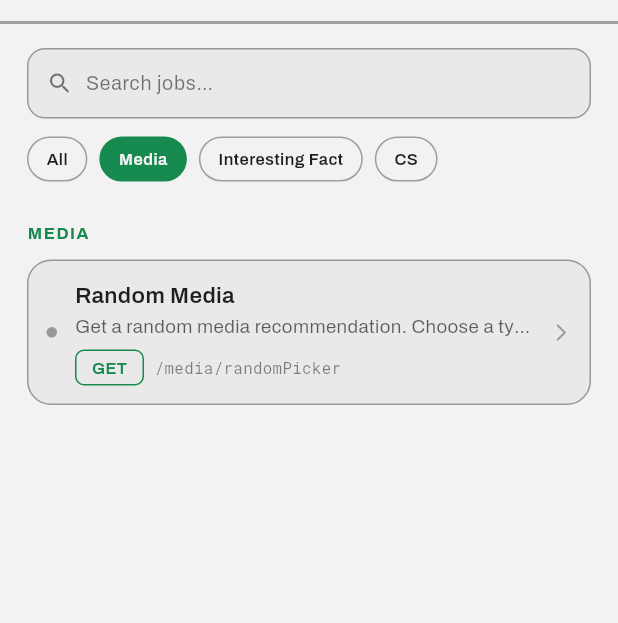
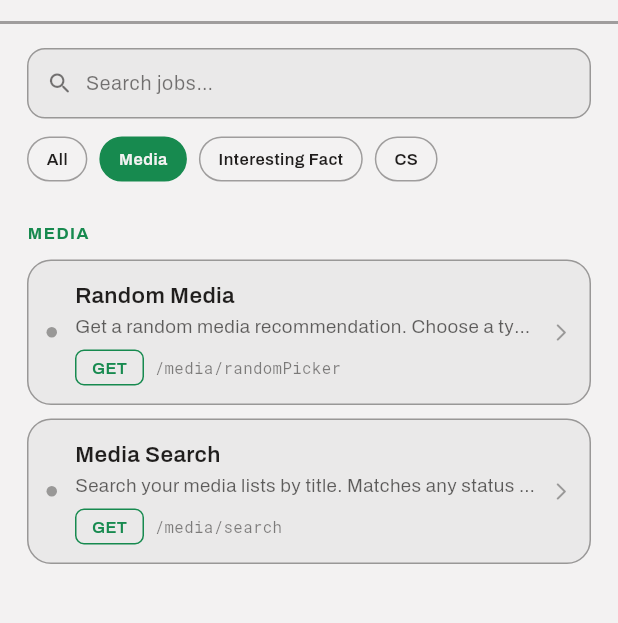
Before and after one commit to avahora866/HomebaseMobile, a Flutter app: the screen it shows after launch, after a tap on "Media", on a phone screen of 412 x 824 dp, the part 66-689 px from its top. Run offline on Flutter 3.47's test engine with Material 3 defaults, Android fonts, the phone set to English and light mode, and no system bars; our stand-ins replace flutter_dotenv, flutter_markdown, google_fonts; network calls fail.

Commit message:
Add Media Search job
Type dropdown plus a title text box, calling /media/search and listing
each match with its status and Notion/link/TMDB links. The text param
field now follows the provider so Reset clears it.

Co-Authored-By: Claude Opus 5.5 <noreply@anthropic.com>
Claude-Session: https://claude.ai/code/session_017m7nobFwSQyXD1eb2ZUrug

```diff
--- a/lib/config/job_registry.dart
+++ b/lib/config/job_registry.dart
@@ -62,6 +62,34 @@ final List<Job> jobRegistry = [
         options: ['10', '25', '50', '100', '200'],
         dependsOnKey: 'media',
         dependsOnValue: 'fanfiction',
+      ),
+    ],
+  ),
+
+  // ------------------------------------------------------------------
+  // /media/search
+  // ------------------------------------------------------------------
+  Job(
+    id: 'media_search',
+    name: 'Media Search',
+    description: 'Search your media lists by title. '
+        'Matches any status — to-read, in progress or finished.',
+    endpoint: '/media/search',
+    method: 'GET',
+    category: JobCategory.media,
+    params: [
+      JobParam(
+        key: 'media',
+        label: 'Type',
+        inputType: ParamInputType.dropdown,
+        required: true,
+        options: _mediaTypes,
+      ),
+      JobParam(
+        key: 'title',
+        label: 'Title',
+        inputType: ParamInputType.text,
+        required: true,
       ),
     ],
   ),
--- a/lib/screens/job_detail_screen.dart
+++ b/lib/screens/job_detail_screen.dart
@@ -9,6 +9,7 @@ import '../widgets/atoms.dart';
 import '../widgets/param_form.dart';
 import '../widgets/interesting_fact_card.dart';
 import '../widgets/media_result_card.dart';
+import '../widgets/media_search_results.dart';
 import '../widgets/trunk_result_card.dart';
 import '../widgets/result_states.dart';
 
@@ -112,6 +113,12 @@ class _JobDetailScreenState extends State<JobDetailScreen> {
       if (result['media'] == null) return const EmptyResultCard();
       final mediaType = job.paramValues?['media'];
       return MediaResultCard(result: result, category: mediaType ?? job.category.label);
+    }
+
+    if (job.id == 'media_search' && job.result is List) {
+      final results = (job.result as List).whereType<Map<String, dynamic>>().toList();
+      if (results.isEmpty) return const EmptyResultCard();
+      return MediaSearchResults(results: results, mediaType: job.paramValues?['media']);
     }
 
     if (job.id == 'interesting_fact') {
```
Also changed, not shown: lib/widgets/media_result_card.dart (+12 -8 lines), lib/widgets/media_search_results.dart (added, +87 -0 lines), lib/widgets/param_form.dart (+27 -3 lines), 2 other files.
